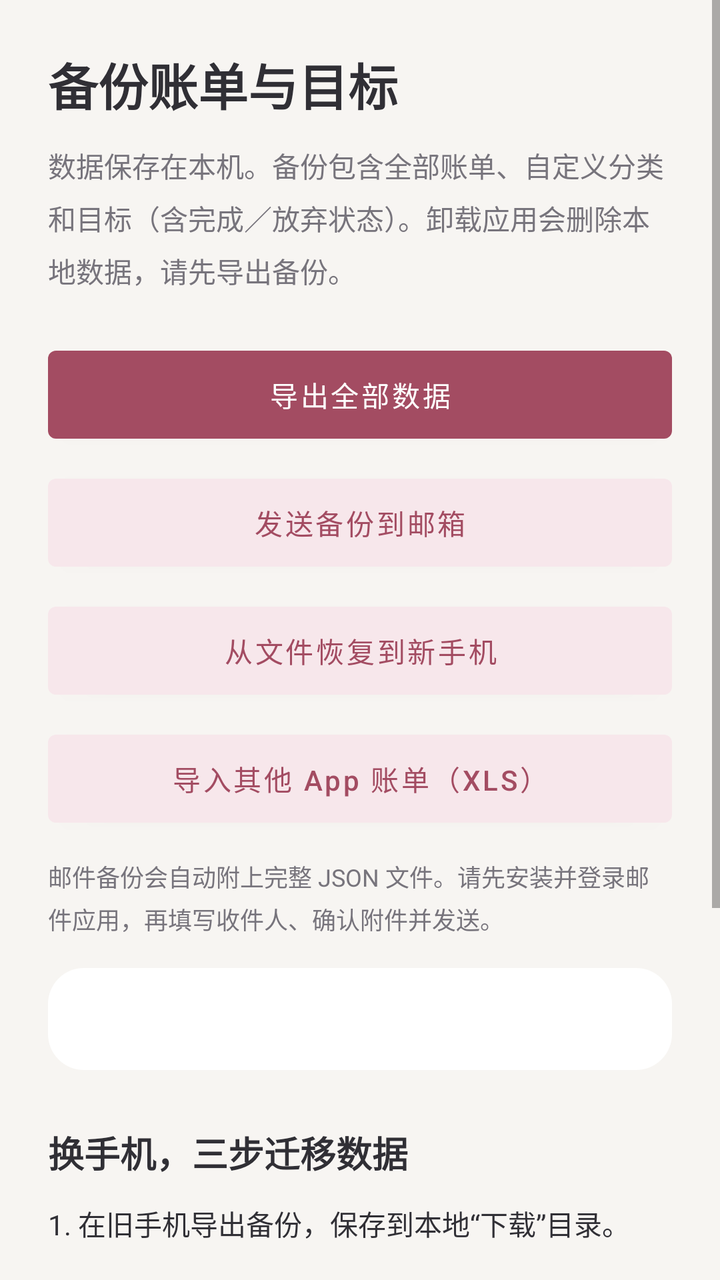
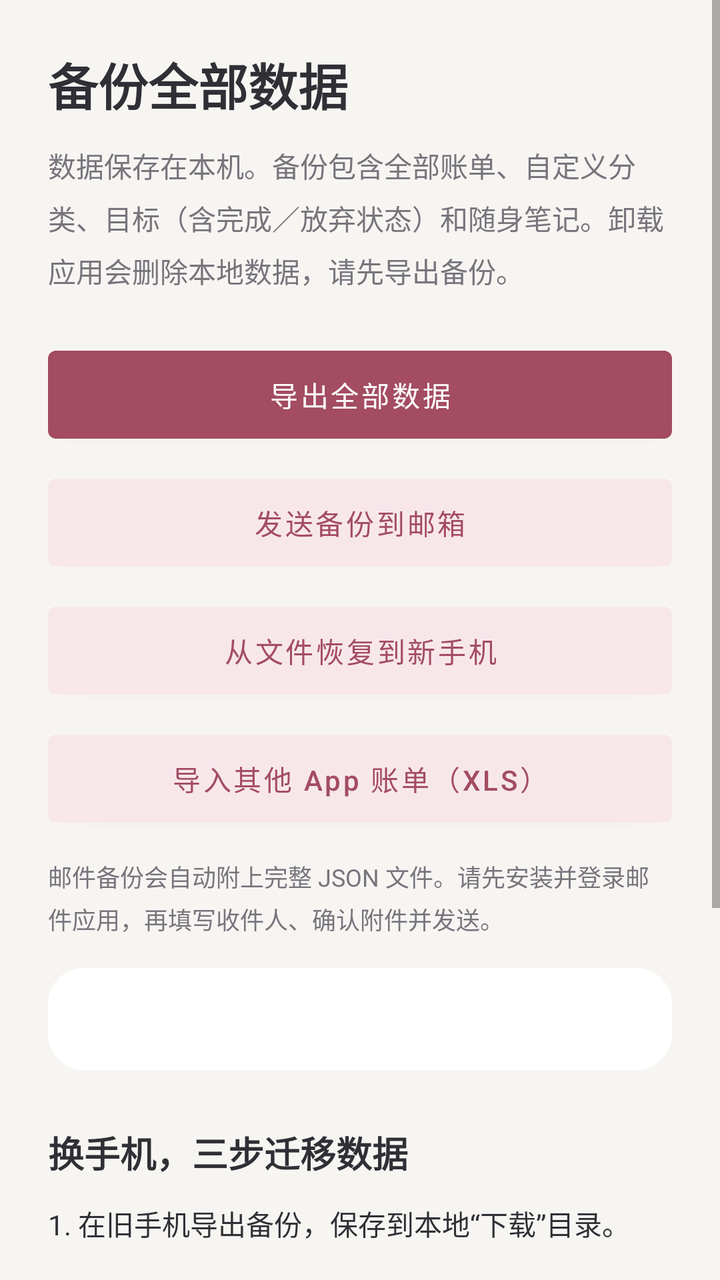

Screens rendered from an Android XML layout before and after an edit, with the pre-edit source and the edit as a unified diff.
<!-- AndroidManifest.xml: application theme Theme.FutureRealization -->
<!-- res/layout/activity_backup.xml -->
<?xml version="1.0" encoding="utf-8"?>
<ScrollView xmlns:android="http://schemas.android.com/apk/res/android"
    xmlns:app="http://schemas.android.com/apk/res-auto"
    android:layout_width="match_parent" android:layout_height="match_parent" android:background="@color/ledger_background" android:fillViewport="true">
    <LinearLayout android:layout_width="match_parent" android:layout_height="wrap_content" android:orientation="vertical" android:padding="24dp">
        <TextView android:layout_width="match_parent" android:layout_height="wrap_content" android:text="备份账单与目标"
            android:textSize="25sp" android:textStyle="bold" android:textColor="@color/ledger_text" />
        <TextView android:layout_width="match_parent" android:layout_height="wrap_content" android:layout_marginTop="12dp"
            android:text="数据保存在本机。备份包含全部账单、自定义分类和目标（含完成／放弃状态）。卸载应用会删除本地数据，请先导出备份。"
            android:textSize="14sp" android:lineSpacingExtra="6dp" android:textColor="@color/ledger_muted" />
        <Button android:id="@+id/export_backup" android:layout_width="match_parent" android:layout_height="56dp"
            android:layout_marginTop="24dp" android:text="导出全部数据" android:textColor="@color/white" app:backgroundTint="@color/ledger_accent" />
        <Button android:id="@+id/email_backup" android:layout_width="match_parent" android:layout_height="56dp"
            android:layout_marginTop="8dp" android:text="发送备份到邮箱" android:textColor="@color/ledger_accent" app:backgroundTint="@color/ledger_soft" />
        <Button android:id="@+id/import_backup" android:layout_width="match_parent" android:layout_height="56dp"
            android:layout_marginTop="8dp" android:text="从文件恢复到新手机" android:textColor="@color/ledger_accent" app:backgroundTint="@color/ledger_soft" />
        <Button android:id="@+id/open_xls_import" android:layout_width="match_parent" android:layout_height="56dp"
            android:layout_marginTop="8dp" android:text="导入其他 App 账单（XLS）" android:textColor="@color/ledger_accent" app:backgroundTint="@color/ledger_soft" />
        <TextView android:layout_width="match_parent" android:layout_height="wrap_content" android:layout_marginTop="12dp"
            android:text="邮件备份会自动附上完整 JSON 文件。请先安装并登录邮件应用，再填写收件人、确认附件并发送。"
            android:textSize="12sp" android:lineSpacingExtra="4dp" android:textColor="@color/ledger_muted" />
        <TextView android:id="@+id/backup_status" android:layout_width="match_parent" android:layout_height="wrap_content"
            android:layout_marginTop="16dp" android:padding="16dp" android:background="@drawable/ledger_card"
            android:textSize="14sp" android:lineSpacingExtra="5dp" android:textColor="@color/ledger_text" android:textIsSelectable="true" />
        <TextView android:layout_width="match_parent" android:layout_height="wrap_content" android:layout_marginTop="28dp"
            android:text="换手机，三步迁移数据" android:textSize="18sp" android:textStyle="bold" android:textColor="@color/ledger_text" />
        <TextView android:layout_width="match_parent" android:layout_height="wrap_content" android:layout_marginTop="12dp"
            android:text="1. 在旧手机导出备份，保存到本地“下载”目录。\n\n2. 用数据线、U盘、蓝牙或手机互传，把 JSON 文件传到新手机。\n\n3. 新手机安装本应用，先不要添加账单或目标。打开此页，选择备份文件并确认恢复。核对账单、目标与完成／放弃状态后，再处理旧手机。"
            android:textSize="14sp" android:lineSpacingExtra="6dp" android:textColor="@color/ledger_text" />
        <TextView android:layout_width="match_parent" android:layout_height="wrap_content" android:layout_marginTop="20dp"
            android:text="备份是未加密的文件，请妥善保管。选择系统文件位置时可保存到本地，本应用不会主动上传。建议另外在电脑保留一份。"
            android:textSize="12sp" android:lineSpacingExtra="4dp" android:textColor="@color/ledger_muted" />
    </LinearLayout>
</ScrollView>
<!-- resources referenced by this layout -->
<resources>
  <color name="ledger_accent">#A34C62</color>
  <color name="ledger_background">#F7F5F2</color>
  <color name="ledger_muted">#77747C</color>
  <color name="ledger_soft">#F7E7EB</color>
  <color name="ledger_text">#302F35</color>
  <color name="white">#FFFFFFFF</color>
  <!-- drawable ledger_card (drawable) -->
  <?xml version="1.0" encoding="utf-8"?>
  <shape xmlns:android="http://schemas.android.com/apk/res/android" android:shape="rectangle">
      <solid android:color="@color/ledger_surface" />
      <corners android:radius="18dp" />
  </shape>
  <style name="Theme.FutureRealization" parent="Theme.MaterialComponents.DayNight.DarkActionBar">
          
          
          <item name="colorPrimaryVariant">@color/app_theme_color</item>
          <item name="colorOnPrimary">@color/white</item>
          
          <item name="colorSecondary">@color/teal_200</item>
          <item name="colorSecondaryVariant">@color/teal_700</item>
          <item name="colorOnSecondary">@color/black</item>
          
          <item name="android:statusBarColor" tools:targetApi="l">?attr/colorPrimaryVariant</item>
          
          <item name="textAllCaps">false</item>
          <item name="colorAccent">@color/app_theme_color</item>
          <item name="colorPrimary">@color/app_theme_color</item>
          <item name="colorPrimaryDark">@color/app_theme_color</item>
      </style>
  <color name="ledger_surface">#FFFFFF</color>
  <color name="app_theme_color">@color/ledger_accent</color>
  <color name="teal_200">#FF03DAC5</color>
  <color name="teal_700">#FF018786</color>
  <color name="black">#FF000000</color>
</resources>

<!-- the commit's change to res/layout/activity_backup.xml (unified diff, before → after) -->
@@ -3,10 +3,10 @@
     xmlns:app="http://schemas.android.com/apk/res-auto"
     android:layout_width="match_parent" android:layout_height="match_parent" android:background="@color/ledger_background" android:fillViewport="true">
     <LinearLayout android:layout_width="match_parent" android:layout_height="wrap_content" android:orientation="vertical" android:padding="24dp">
-        <TextView android:layout_width="match_parent" android:layout_height="wrap_content" android:text="备份账单与目标"
+        <TextView android:layout_width="match_parent" android:layout_height="wrap_content" android:text="备份全部数据"
             android:textSize="25sp" android:textStyle="bold" android:textColor="@color/ledger_text" />
         <TextView android:layout_width="match_parent" android:layout_height="wrap_content" android:layout_marginTop="12dp"
-            android:text="数据保存在本机。备份包含全部账单、自定义分类和目标（含完成／放弃状态）。卸载应用会删除本地数据，请先导出备份。"
+            android:text="数据保存在本机。备份包含全部账单、自定义分类、目标（含完成／放弃状态）和随身笔记。卸载应用会删除本地数据，请先导出备份。"
             android:textSize="14sp" android:lineSpacingExtra="6dp" android:textColor="@color/ledger_muted" />
         <Button android:id="@+id/export_backup" android:layout_width="match_parent" android:layout_height="56dp"
             android:layout_marginTop="24dp" android:text="导出全部数据" android:textColor="@color/white" app:backgroundTint="@color/ledger_accent" />
@@ -25,7 +25,7 @@
         <TextView android:layout_width="match_parent" android:layout_height="wrap_content" android:layout_marginTop="28dp"
             android:text="换手机，三步迁移数据" android:textSize="18sp" android:textStyle="bold" android:textColor="@color/ledger_text" />
         <TextView android:layout_width="match_parent" android:layout_height="wrap_content" android:layout_marginTop="12dp"
-            android:text="1. 在旧手机导出备份，保存到本地“下载”目录。\n\n2. 用数据线、U盘、蓝牙或手机互传，把 JSON 文件传到新手机。\n\n3. 新手机安装本应用，先不要添加账单或目标。打开此页，选择备份文件并确认恢复。核对账单、目标与完成／放弃状态后，再处理旧手机。"
+            android:text="1. 在旧手机导出备份，保存到本地“下载”目录。\n\n2. 用数据线、U盘、蓝牙或手机互传，把 JSON 文件传到新手机。\n\n3. 新手机安装本应用，先不要添加账单、目标或笔记。打开此页，选择备份文件并确认恢复。核对账单、目标状态和笔记后，再处理旧手机。"
             android:textSize="14sp" android:lineSpacingExtra="6dp" android:textColor="@color/ledger_text" />
         <TextView android:layout_width="match_parent" android:layout_height="wrap_content" android:layout_marginTop="20dp"
             android:text="备份是未加密的文件，请妥善保管。选择系统文件位置时可保存到本地，本应用不会主动上传。建议另外在电脑保留一份。"
